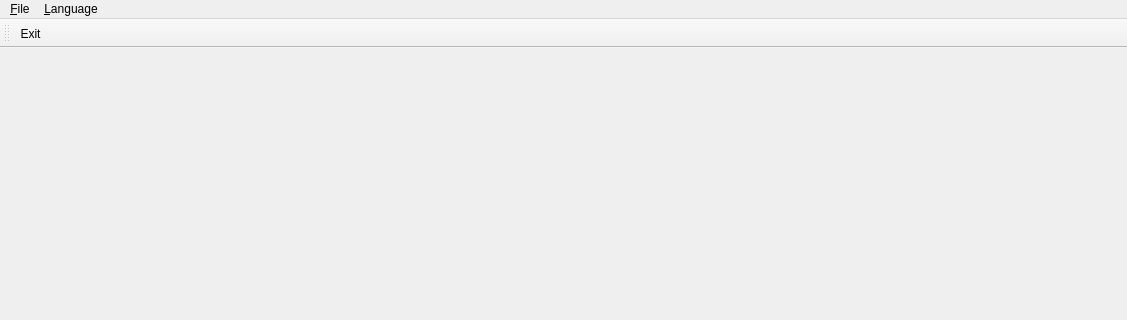
Qt form QtLayouts/View/mainwindow.ui (caglardursun/MyQtTryouts) before a commit; both pictures show x 0 to 1127 and y 0 to 320 of the 1127 by 929 pixel window.
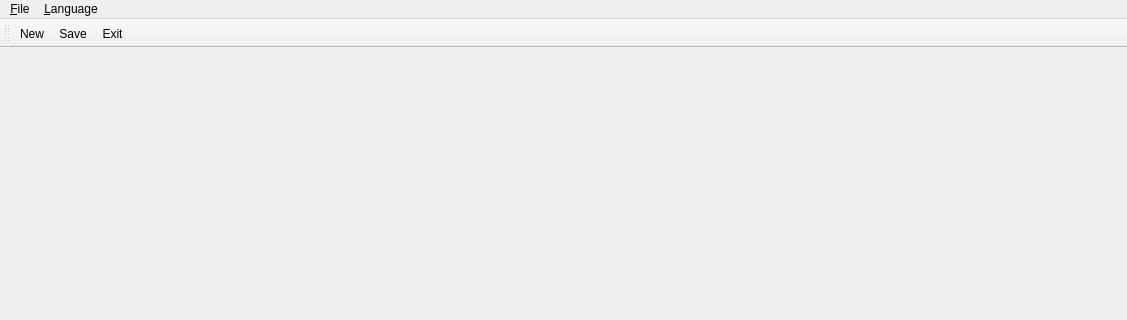
The same form after that commit. Icons and pictures are not drawn.

What changed in the file:
```diff
--- a/QtLayouts/View/mainwindow.ui
+++ b/QtLayouts/View/mainwindow.ui
@@ -48,6 +48,8 @@
    <attribute name="toolBarBreak">
     <bool>false</bool>
    </attribute>
+   <addaction name="action_New"/>
+   <addaction name="actionSave"/>
    <addaction name="actionClose"/>
   </widget>
   <widget class="QStatusBar" name="statusBar"/>
```
Left out of the diff: 14 changed lines with no effect on the pictures.
